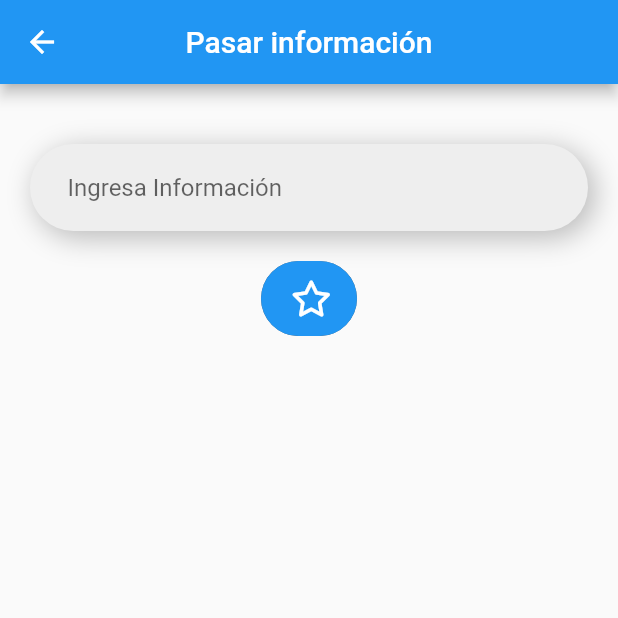
After one commit to leonardos4enz/Aprendiendo-Flutter, a Flutter app: the Page08 screen opened directly, on a phone screen of 412 x 824 dp, the top half of it. The commit adds this screen. Run offline on Flutter 3.47's test engine with Material 2 defaults, Android fonts, the phone set to English and light mode, and no system bars; our stand-ins replace carousel_slider, font_awesome_flutter, shared_preferences, smooth_page_indicator; missing offline and left inert: dart:ffi; accounts and stored records are empty; network calls fail.

Commit message:
Pasar información a otra página

```diff
--- a/lib/BNavigation/bottom_nav.dart
+++ b/lib/BNavigation/bottom_nav.dart
@@ -1,4 +1,5 @@
 import 'package:flutter/material.dart';
+import 'package:font_awesome_flutter/font_awesome_flutter.dart';
 
 class BNavigation extends StatefulWidget {
   final Function currenIndex;
@@ -37,6 +38,8 @@ class _BNavigationState extends State<BNavigation> {
               icon: Icon(Icons.sentiment_very_satisfied), label: "Giphy"),
           BottomNavigationBarItem(
               icon: Icon(Icons.space_dashboard), label: "Nav"),
+          BottomNavigationBarItem(
+              icon: Icon(FontAwesomeIcons.magnet), label: "Param"),
         ]);
   }
 }
--- a/lib/BNavigation/routes.dart
+++ b/lib/BNavigation/routes.dart
@@ -7,6 +7,7 @@ import 'package:flutter_1/pages/page04.dart';
 import 'package:flutter_1/pages/page05.dart';
 import 'package:flutter_1/pages/page06.dart';
 import 'package:flutter_1/pages/page07.dart';
+import 'package:flutter_1/pages/page08.dart';
 
 class Routes extends StatelessWidget {
   final int index;
@@ -21,7 +22,8 @@ class Routes extends StatelessWidget {
       Page04(),
       Page05(),
       Page06(),
-      Page07()
+      Page07(),
+      Page08()
     ];
     return myList[index];
   }
--- /dev/null
+++ b/lib/pages/page08.dart
@@ -0,0 +1,83 @@
+import 'dart:ffi';
+
+import 'package:flutter/material.dart';
+import 'package:flutter_1/pages/page09.dart';
+import 'package:font_awesome_flutter/font_awesome_flutter.dart';
+
+class Page08 extends StatefulWidget {
+  const Page08({super.key});
+
+  @override
+  State<Page08> createState() => _Page08State();
+}
+
+class _Page08State extends State<Page08> {
+  @override
+  Widget build(BuildContext context) {
+    TextEditingController _textoController = TextEditingController(text: "");
+
+    return Scaffold(
+        appBar: AppBar(
+          title: Text("Pasar información"),
+          centerTitle: true,
+        ),
+        body: Padding(
+          padding: const EdgeInsets.all(20.0),
+          child: Column(
+            children: [
+              SizedBox(
+                height: 20,
+              ),
+              Container(
+                  padding: EdgeInsets.all(5),
+                  decoration: BoxDecoration(
+                      borderRadius: BorderRadius.all(Radius.circular(50.0)),
+                      color: Colors.grey[200],
+                      boxShadow: [
+                        BoxShadow(
+                            color: Color.fromARGB(174, 158, 158, 158),
+                            offset: Offset(4.0, 4.0),
+                            blurRadius: 15.0,
+                            spreadRadius: 1.0)
+                      ]),
+                  child: TextField(
+                    controller: _textoController,
+                    decoration: InputDecoration(
+                      border: InputBorder.none,
+                      contentPadding: EdgeInsets.only(left: 20),
+                      hintText: ("Ingresa Información"),
+                      //filled: true,
+                    ),
+                  )),
+              SizedBox(
+                height: 20,
+              ),
+              Container(
+                height: 50,
+                clipBehavior: Clip.antiAlias,
+                decoration: BoxDecoration(
+                  borderRadius: BorderRadius.circular(30.0),
+                  color: Color.fromARGB(255, 91, 109, 124),
+                ),
+                child: ElevatedButton(
+                  onPressed: () {
+                    Navigator.push(
+                      context,
+                      MaterialPageRoute(
+                        builder: (context) => Page09(_textoController.text),
+                      ),
+                    );
+                  },
+                  child: Row(
+                    mainAxisSize: MainAxisSize.min,
+                    children: [
+                      Icon(FontAwesomeIcons.star),
+                    ],
+                  ),
+                ),
+              )
+            ],
+          ),
+        ));
+  }
+}
--- /dev/null
+++ b/lib/pages/page09.dart
@@ -0,0 +1,18 @@
+import 'package:flutter/material.dart';
+
+class Page09 extends StatelessWidget {
+  final String texto;
+  const Page09(this.texto, {super.key});
+
+  @override
+  Widget build(BuildContext context) {
+    return Scaffold(
+      appBar: AppBar(
+        title: Text("Pasar información"),
+      ),
+      body: Center(
+        child: Container(child: Text(texto)),
+      ),
+    );
+  }
+}
```
Also changed, not shown: pubspec.yaml (+20 -0 lines), assets/icon/icon.png (added), pubspec.lock.
